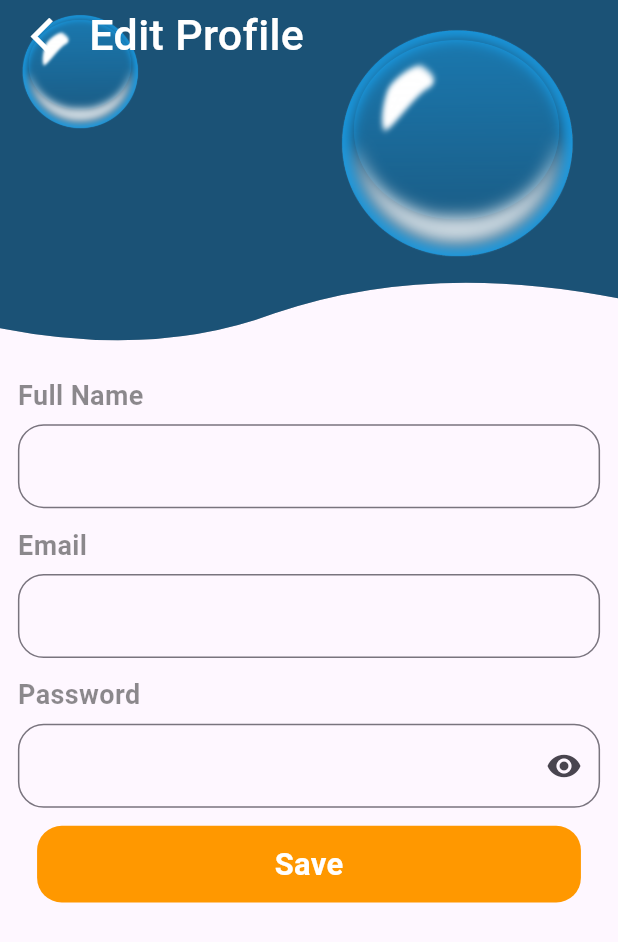
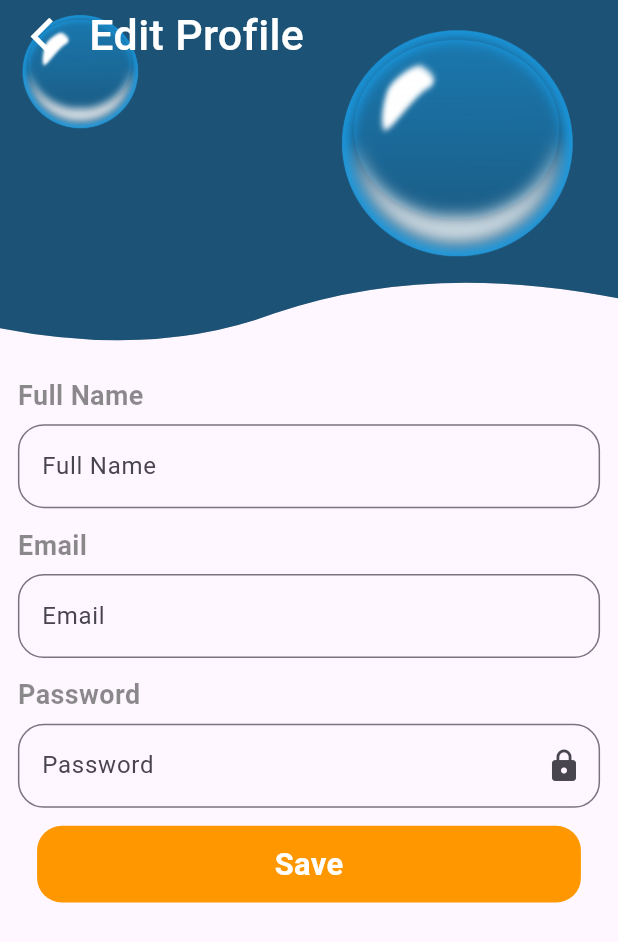
Before and after one commit to kareemtoson12/car-wash, a Flutter app: the EditProfileView screen opened directly, on a phone screen of 412 x 824 dp. Shown: the top 942 px of the screen. Run offline on Flutter 3.47's test engine with Material 3 defaults, Android fonts, the light colour scheme and no system bars; our stand-ins replace cloud_firestore, device_preview, easy_stepper, firebase_auth, firebase_core, flutter_custom_clippers and 11 more; accounts and stored records are empty; network calls fail.

Commit message:
dohaa finished her tasks

```diff
--- a/lib/features/HomePage/Profile/edit profile/Edit_profile_controller.dart
+++ b/lib/features/HomePage/Profile/edit profile/Edit_profile_controller.dart
@@ -1,3 +1,4 @@
+import 'package:clean_wash/features/HomePage/Profile/profile_controller.dart';
 import 'package:cloud_firestore/cloud_firestore.dart';
 import 'package:firebase_auth/firebase_auth.dart';
 import 'package:flutter/material.dart';
@@ -29,7 +30,7 @@ class EditProfileController extends GetxController {
       if (userData.value != null) {
         fullnameController.text = userData.value!['fullName'];
         emailController.text = userData.value!['email'];
-        passwordController.text = userData.value!['password'];
+        passwordController.text = userData.value!['password']??'123456';
       }
     } catch (e) {
       print("Error fetching data: $e");
@@ -44,6 +45,8 @@ class EditProfileController extends GetxController {
         'fullName': fullnameController.text,
         // 'password': passwordController.text,
       }).then((_){
+        final ProfileContr = Get.find<profileController>();
+        ProfileContr.get_data();
         _auth.currentUser!.updateDisplayName(fullnameController.text);
         // _auth.currentUser!.uppdat(fullnameController.text);
       });
--- a/lib/features/HomePage/Profile/edit profile/Edit_profile_view.dart
+++ b/lib/features/HomePage/Profile/edit profile/Edit_profile_view.dart
@@ -3,7 +3,9 @@ import 'package:clean_wash/core/styels_manger.dart';
 import 'package:clean_wash/core/widgets/NextButton.dart';
 import 'package:clean_wash/core/widgets/NotificationButton.dart';
 import 'package:clean_wash/features/HomePage/NaiveBar/Naivebar_view.dart';
+import 'package:clean_wash/features/HomePage/Profile/edit%20profile/ChangePassword/changepasswordhome.dart';
 import 'package:clean_wash/features/HomePage/Profile/edit%20profile/Edit_profile_controller.dart';
+import 'package:clean_wash/features/HomePage/Widgets/CustomButton.dart';
 import 'package:clean_wash/features/HomePage/Widgets/Customtext.dart';
 import 'package:clean_wash/features/registration/widgets/custom_buttom.dart';
 import 'package:clean_wash/features/registration/widgets/custom_textfield.dart';
@@ -65,7 +67,7 @@ class EditProfileView extends StatelessWidget {
                     children: [
                       IconButton(
                           onPressed: () {
-                            Navigator.of(context).pop();
+                            Get.to(()=>NaivebarView());
                           },
                           icon: Icon(
                             Icons.arrow_back_ios,
@@ -102,10 +104,8 @@ class EditProfileView extends StatelessWidget {
                             fontWeight: FontWeight.bold)),
                     SizedBox(height: 5.h),
                     Custom_Textfield(
-                      EditprofileController.fullnameController,
-                      "Full Name",
-                      false,
-                      userData['fullName'],
+                      controller:EditprofileController.fullnameController,
+                      hintText: "Full Name",
                     ),
                     SizedBox(height: 10.h),
                     Text("Email",
@@ -115,10 +115,8 @@ class EditProfileView extends StatelessWidget {
                             fontWeight: FontWeight.bold)),
                     SizedBox(height: 5.h),
                     Custom_Textfield(
-                      EditprofileController.emailController,
-                      "Email",
-                      false,
-                      userData['email'],
+                      controller: EditprofileController.emailController,
+                      hintText: "Email",
                     ),
                     SizedBox(height: 10.h),
                     Text("Password",
@@ -128,10 +126,9 @@ class EditProfileView extends StatelessWidget {
                             fontWeight: FontWeight.bold)),
                     SizedBox(height: 5.h),
                     Custom_Textfield(
-                      EditprofileController.passwordController,
-                      "Password",
-                      true,
-                      userData['password'], // Adjust this as per your data
+                     controller:EditprofileController.passwordController,
+                      hintText: "Password",
+                      obscureText: true, // Adjust this as per your data
                     ),
                     SizedBox(height: 10.h),
                     Center(
--- a/lib/features/HomePage/Widgets/Customtext.dart
+++ b/lib/features/HomePage/Widgets/Customtext.dart
@@ -1,23 +1,55 @@
 import 'package:clean_wash/core/colors_manger.dart';
-import 'package:clean_wash/core/styels_manger.dart';
 import 'package:flutter/material.dart';
+import 'package:get/get.dart';
 import 'package:flutter_screenutil/flutter_screenutil.dart';
 
-Widget Custom_Textfield(var controller,var hintText,var obscureText,var value){
-   return TextFormField(
+Widget Custom_Textfield({
+  required TextEditingController controller,
+  required String hintText,
+  bool obscureText = false,
+  TextEditingController? newPasswordController,
+}) {
+  // Validation function
+  String? _validateInput(String? value) {
+    if (value == null || value.isEmpty) {
+      return 'This field cannot be empty';
+    }
+    if (hintText == 'Email' && !GetUtils.isEmail(value)) {
+      return 'Please enter a valid email address';
+    }
+    if ((hintText == 'Password' ||
+        hintText == 'Old Password' ||
+        hintText == 'New Password') &&
+        value.length < 6) {
+      return 'Password must be at least 6 characters long';
+    }
+    if (hintText == 'Confirm Password' && newPasswordController != null) {
+      if (value != newPasswordController.text) {
+        return 'Confirm Password does not match New Password';
+      }
+    }
+    if (hintText == 'Full name' && value.length < 2) {
+      return 'Name must be at least 2 characters long';
+    }
+    return null;
+  }
+
+  return TextFormField(
     controller: controller,
     style: TextStyle(
-      color:hintText=='Email'?Colors.black54:Colors.black
+      color: hintText == 'Email' ? Colors.black54 : Colors.black,
     ),
     cursorColor: ColorsManger.grey,
     obscureText: obscureText,
-    readOnly:hintText=='Email'?true:false,
+    readOnly: hintText == 'Email'||hintText=='Password' ? true : false,
     decoration: InputDecoration(
-      suffixIcon: obscureText ? const Icon(Icons.remove_red_eye) : null,
+      hintText: hintText,
+      suffixIcon: obscureText ? const Icon(Icons.lock) : null,
       border: OutlineInputBorder(
         borderSide: BorderSide(color: ColorsManger.grey),
         borderRadius: BorderRadius.circular(15.r),
       ),
     ),
+    validator: _validateInput, // Apply the validation function
   );
 }
--- a/lib/features/main_screen.dart/view.dart
+++ b/lib/features/main_screen.dart/view.dart
@@ -18,6 +18,8 @@ class MyApp extends StatelessWidget {
         child: GetMaterialApp(
             builder: DevicePreview.appBuilder,
             debugShowCheckedModeBanner: false,
-            home: MapWidget()));
+            // home: MapWidget()
+            home: SplashView()
+        ));
   }
 }
--- a/lib/features/registration/create_account/create_account_controller.dart
+++ b/lib/features/registration/create_account/create_account_controller.dart
@@ -24,8 +24,7 @@ class CreateAccountController {
           'fullName' : fullName,
           'createdAt': FieldValue.serverTimestamp(),
         });
-        final ProfileContr = Get.find<profileController>();
-        ProfileContr.get_data();
+        Get.find<profileController>().get_data();
         _auth.currentUser!.updateDisplayName(fullName);
         Get.to(NaivebarView());
       } else {
--- a/lib/features/registration/signin/signin_controller.dart
+++ b/lib/features/registration/signin/signin_controller.dart
@@ -20,8 +20,7 @@ class SigninController extends GetxController {
       User? user = userCredential.user;
 
       if (user != null) {
-        final ProfileContr = Get.find<profileController>();
-        ProfileContr.get_data();
+        Get.find<profileController>().get_data();
         Get.off(() => NaivebarView());
       }
       return user;
```
Also changed, not shown: lib/features/HomePage/Home/home_Controller.dart (deleted, +0 -9 lines), lib/features/HomePage/Home/home_view.dart (+2 -9 lines), lib/features/HomePage/NaiveBar/Naivebar_controller.dart (+7 -6 lines), lib/features/HomePage/Profile/edit profile/ChangePassword/Google password/Google password.dart (added, +93 -0 lines), lib/features/HomePage/Profile/edit profile/ChangePassword/Google password/googlepassword_controller.dart (added, +24 -0 lines), lib/features/HomePage/Profile/edit profile/ChangePassword/User password/change_pass_controller.dart (added, +106 -0 lines), lib/features/HomePage/Profile/edit profile/ChangePassword/User password/change_pass_view.dart (added, +64 -0 lines), lib/features/HomePage/Profile/edit profile/ChangePassword/changepasshome_controller.dart (added, +26 -0 lines), lib/features/HomePage/Profile/edit profile/ChangePassword/changepasswordhome.dart (added, +32 -0 lines), lib/features/HomePage/Profile/profile_controller.dart (+19 -11 lines), lib/features/HomePage/Profile/profile_view.dart (+30 -26 lines), pubspec.lock.
